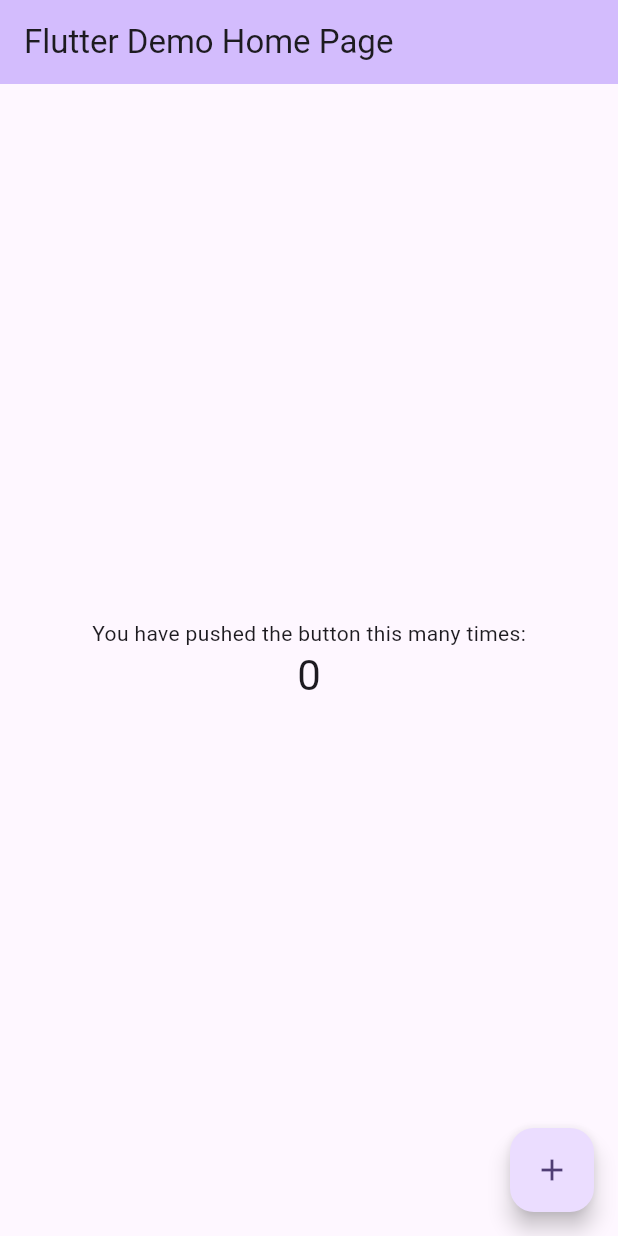
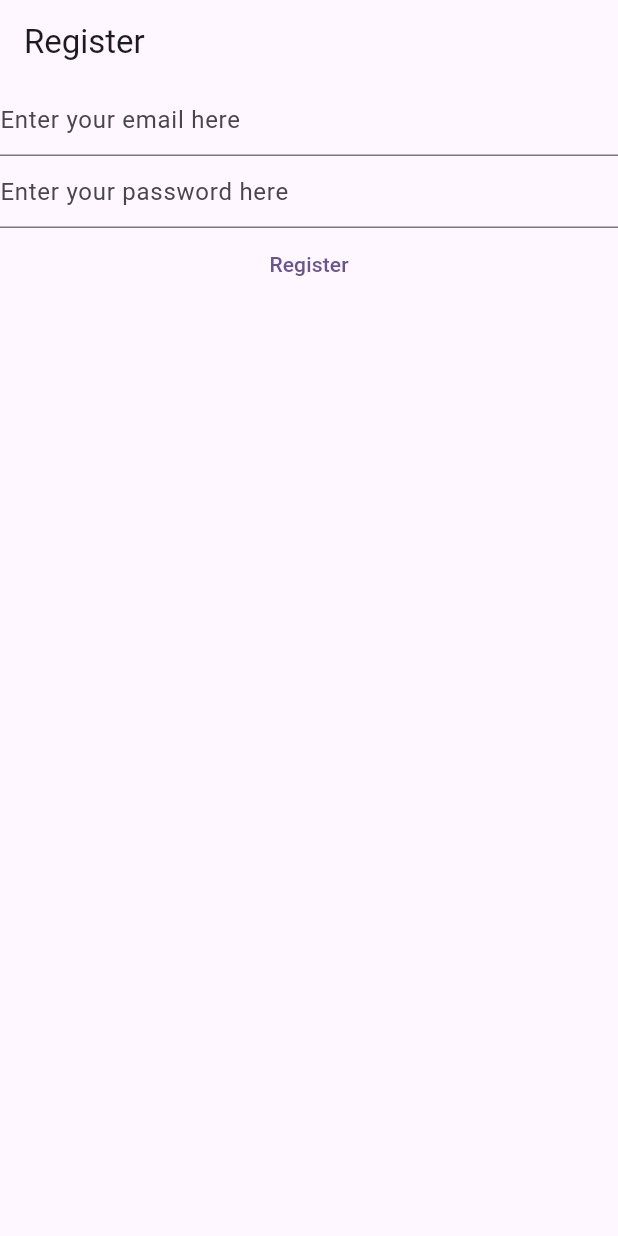
Before and after one commit to DaniMartinezX/mymeals, a Flutter app: the screen it shows after launch, on a phone screen of 412 x 824 dp. Run offline on Flutter 3.47's test engine with Material 2 defaults, Android fonts, the phone set to English and light mode, and no system bars; our stand-ins replace firebase_auth, firebase_core; accounts and stored records are empty.

Commit message:
Widgets Flutter Binding, Firebase configurated, authentication by email/password, basic registration screen.

```diff
--- a/lib/main.dart
+++ b/lib/main.dart
@@ -1,125 +1,109 @@
+import 'package:firebase_core/firebase_core.dart';
 import 'package:flutter/material.dart';
+import 'package:firebase_auth/firebase_auth.dart';
+import 'firebase_options.dart';
 
 void main() {
-  runApp(const MyApp());
-}
-//---
-class MyApp extends StatelessWidget {
-  const MyApp({super.key});
-
-  // This widget is the root of your application.
-  @override
-  Widget build(BuildContext context) {
-    return MaterialApp(
+  //Binding
+  WidgetsFlutterBinding.ensureInitialized();
+  runApp(MaterialApp(
       title: 'Flutter Demo',
       theme: ThemeData(
-        // This is the theme of your application.
-        //
-        // TRY THIS: Try running your application with "flutter run". You'll see
-        // the application has a blue toolbar. Then, without quitting the app,
-        // try changing the seedColor in the colorScheme below to Colors.green
-        // and then invoke "hot reload" (save your changes or press the "hot
-        // reload" button in a Flutter-supported IDE, or press "r" if you used
-        // the command line to start the app).
-        //
-        // Notice that the counter didn't reset back to zero; the application
-        // state is not lost during the reload. To reset the state, use hot
-        // restart instead.
-        //
-        // This works for code too, not just values: Most code changes can be
-        // tested with just a hot reload.
+
         colorScheme: ColorScheme.fromSeed(seedColor: Colors.deepPurple),
         useMaterial3: true,
       ),
-      home: const MyHomePage(title: 'Flutter Demo Home Page'),
-    );
-  }
+      home: const HomePage(),
+    ),
+  );
+}
+class HomePage extends StatefulWidget {
+  const HomePage({super.key});
+
+  @override
+  State<HomePage> createState() => _HomePageState();
 }
 
-class MyHomePage extends StatefulWidget {
-  const MyHomePage({super.key, required this.title});
+class _HomePageState extends State<HomePage> {
 
-  // This widget is the home page of your application. It is stateful, meaning
-  // that it has a State object (defined below) that contains fields that affect
-  // how it looks.
+late final TextEditingController _email;
+late final TextEditingController _password;
 
-  // This class is the configuration for the state. It holds the values (in this
-  // case the title) provided by the parent (in this case the App widget) and
-  // used by the build method of the State. Fields in a Widget subclass are
-  // always marked "final".
-
-  final String title;
+@override
+  void initState() {
+    _email = TextEditingController();
+    _password = TextEditingController();
+    super.initState();
+  }
 
   @override
-  State<MyHomePage> createState() => _MyHomePageState();
-}
-
-class _MyHomePageState extends State<MyHomePage> {
-  int _counter = 0;
-
-  void _incrementCounter() {
-    setState(() {
-      // This call to setState tells the Flutter framework that something has
-      // changed in this State, which causes it to rerun the build method below
-      // so that the display can reflect the updated values. If we changed
-      // _counter without calling setState(), then the build method would not be
-      // called again, and so nothing would appear to happen.
-      _counter++;
-    });
+  void dispose() {
+    _email.dispose();
+    _password.dispose();
+    super.dispose();
   }
 
   @override
   Widget build(BuildContext context) {
-    // This method is rerun every time setState is called, for instance as done
-    // by the _incrementCounter method above.
-    //
-    // The Flutter framework has been optimized to make rerunning build methods
-    // fast, so that you can just rebuild anything that needs updating rather
-    // than having to individually change instances of widgets.
     return Scaffold(
       appBar: AppBar(
-        // TRY THIS: Try changing the color here to a specific color (to
-        // Colors.amber, perhaps?) and trigger a hot reload to see the AppBar
-        // change color while the other colors stay the same.
-        backgroundColor: Theme.of(context).colorScheme.inversePrimary,
-        // Here we take the value from the MyHomePage object that was created by
-        // the App.build method, and use it to set our appbar title.
-        title: Text(widget.title),
+        title:const Text('Register'),
       ),
-      body: Center(
-        // Center is a layout widget. It takes a single child and positions it
-        // in the middle of the parent.
-        child: Column(
-          // Column is also a layout widget. It takes a list of children and
-          // arranges them vertically. By default, it sizes itself to fit its
-          // children horizontally, and tries to be as tall as its parent.
-          //
-          // Column has various properties to control how it sizes itself and
-          // how it positions its children. Here we use mainAxisAlignment to
-          // center the children vertically; the main axis here is the vertical
-          // axis because Columns are vertical (the cross axis would be
-          // horizontal).
-          //
-          // TRY THIS: Invoke "debug painting" (choose the "Toggle Debug Paint"
-          // action in the IDE, or press "p" in the console), to see the
-          // wireframe for each widget.
-          mainAxisAlignment: MainAxisAlignment.center,
-          children: <Widget>[
-            const Text(
-              'You have pushed the button this many times:',
+      body: FutureBuilder(
+        future: Firebase.initializeApp(
+                options: DefaultFirebaseOptions.currentPlatform,
+              ),
+        //El SNAPSHOT es el encargado de proveer los datos al futuro
+        builder: (context, snapshot) {
+          switch (snapshot.connectionState){
+            case ConnectionState.done:
+              return Column(
+          children: [
+            TextField(
+              controller: _email,
+              enableSuggestions: false,
+              autocorrect: false,
+              //El siguiente es para añadir al teclado un "@"
+              keyboardType: TextInputType.emailAddress,
+
+              decoration: const InputDecoration(
+                hintText: 'Enter your email here'
+              ),
             ),
-            Text(
-              '$_counter',
-              style: Theme.of(context).textTheme.headlineMedium,
+            TextField(
+              controller: _password,
+              //3 características muy importantes para passwords.
+              obscureText: true,
+              enableSuggestions: false,
+              autocorrect: false,
+
+              decoration: const InputDecoration(
+                hintText: 'Enter your password here'
+              ),
             ),
-          ],
-        ),
+            TextButton(
+              onPressed:() async {
+
+                final email = _email.text;
+                final password = _password.text;
+                final userCredential =await FirebaseAuth.instance.createUserWithEmailAndPassword(
+                  email: email,
+                  password: password,
+                  );
+                  print(userCredential);
+              },
+              child: const Text('Register'),
+            ),
+            ],
+        );
+
+            default:
+            return const Text('Loading...');
+          }
+
+        },
+
       ),
-      floatingActionButton: FloatingActionButton(
-        onPressed: _incrementCounter,
-        tooltip: 'Increment',
-        child: const Icon(Icons.add),
-      ), // This trailing comma makes auto-formatting nicer for build methods.
     );
   }
 }
```
